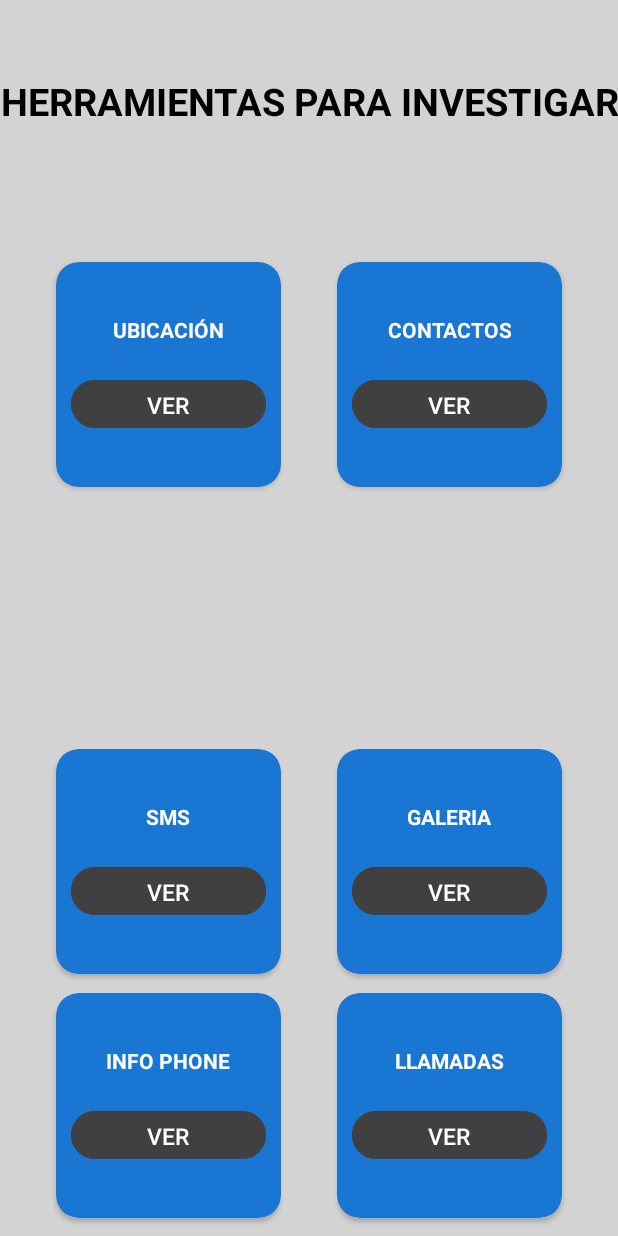
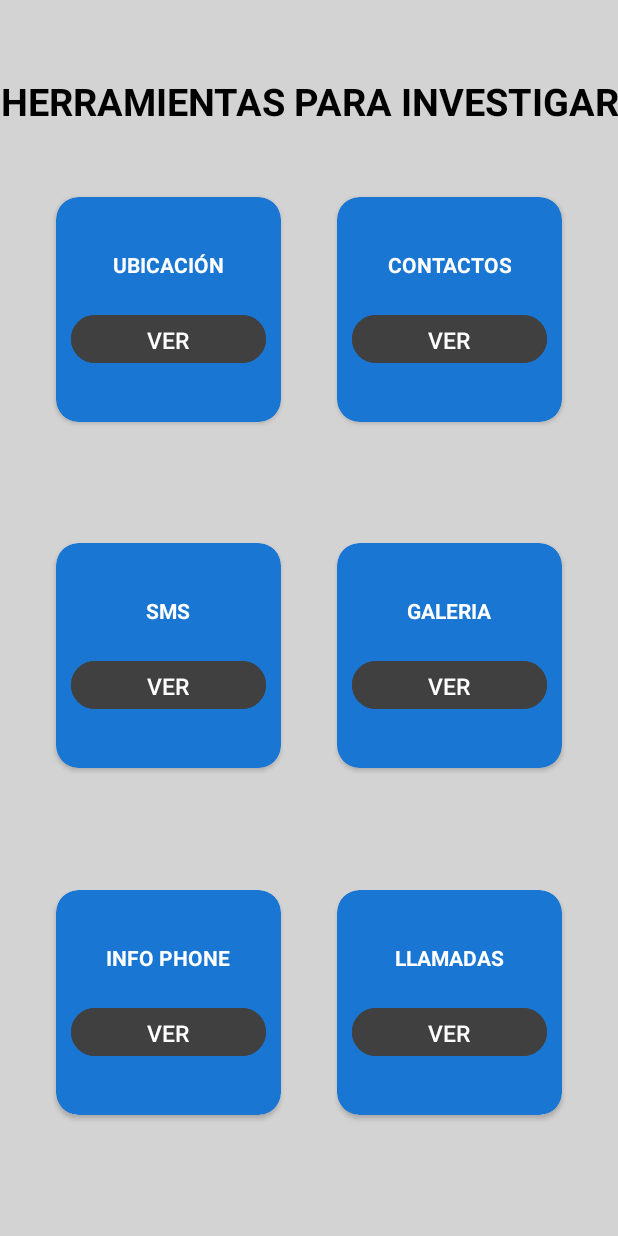
Before and after one commit to irling/ProyectoSecurity, an Android app: the screen it shows after launch (MainActivity), on a phone screen of 412 x 824 dp. Run offline under Robolectric (Android 15) with nearby library versions, the phone set to English and light mode, and no system bars.

Commit message:
ediciones en layouts

```diff
--- a/app/src/main/java/com/example/proyectosecurity/CallLogAdapter.kt
+++ b/app/src/main/java/com/example/proyectosecurity/Calls/CallLogAdapter.kt
@@ -1,4 +1,4 @@
-package com.example.proyectosecurity
+package com.example.proyectosecurity.Calls
 
 import android.content.Context
 import android.icu.text.DateFormat
@@ -9,6 +9,7 @@ import android.view.ViewGroup
 import android.widget.ArrayAdapter
 import android.widget.LinearLayout
 import android.widget.TextView
+import com.example.proyectosecurity.R
 import java.sql.Date
 
 class CallLogAdapter (context: Context, private val callLogs: List<CallLogEntry>)
--- a/app/src/main/java/com/example/proyectosecurity/CallsActivity.kt
+++ b/app/src/main/java/com/example/proyectosecurity/Calls/CallsActivity.kt
@@ -1,7 +1,6 @@
-package com.example.proyectosecurity
+package com.example.proyectosecurity.Calls
 
 import android.content.Context
-import android.database.Cursor
 import android.os.Bundle
 import android.provider.CallLog
 import android.provider.ContactsContract
@@ -10,6 +9,7 @@ import androidx.activity.enableEdgeToEdge
 import androidx.appcompat.app.AppCompatActivity
 import androidx.core.view.ViewCompat
 import androidx.core.view.WindowInsetsCompat
+import com.example.proyectosecurity.R
 
 class CallsActivity : AppCompatActivity() {
     override fun onCreate(savedInstanceState: Bundle?) {
--- a/app/src/main/java/com/example/proyectosecurity/GetInfoPhone.kt
+++ b/app/src/main/java/com/example/proyectosecurity/InfoCellPhone/GetInfoPhone.kt
@@ -1,4 +1,4 @@
-package com.example.proyectosecurity
+package com.example.proyectosecurity.InfoCellPhone
 
 import android.annotation.SuppressLint
 import android.app.ActivityManager
@@ -14,6 +14,7 @@ import androidx.annotation.RequiresApi
 import androidx.appcompat.app.AppCompatActivity
 import androidx.core.view.ViewCompat
 import androidx.core.view.WindowInsetsCompat
+import com.example.proyectosecurity.R
 
 class GetInfoPhone : AppCompatActivity() {
 
--- a/app/src/main/java/com/example/proyectosecurity/LocationService.kt
+++ b/app/src/main/java/com/example/proyectosecurity/Location/LocationService.kt
@@ -1,4 +1,4 @@
-package com.example.proyectosecurity
+package com.example.proyectosecurity.Location
 
 import android.annotation.SuppressLint
 import android.content.Context
--- a/app/src/main/java/com/example/proyectosecurity/SmsActivity.kt
+++ b/app/src/main/java/com/example/proyectosecurity/Sms/SmsActivity.kt
@@ -1,4 +1,4 @@
-package com.example.proyectosecurity
+package com.example.proyectosecurity.Sms
 
 import android.os.Bundle
 import androidx.activity.enableEdgeToEdge
@@ -9,8 +9,8 @@ import android.provider.Telephony
 import android.content.ContentResolver
 import android.database.Cursor
 import android.net.Uri
-import android.util.Log
 import android.widget.ListView
+import com.example.proyectosecurity.R
 
 class SmsActivity : AppCompatActivity() {
 
--- a/app/src/main/java/com/example/proyectosecurity/SmsAdapter.kt
+++ b/app/src/main/java/com/example/proyectosecurity/Sms/SmsAdapter.kt
@@ -1,4 +1,4 @@
-package com.example.proyectosecurity
+package com.example.proyectosecurity.Sms
 
 import android.content.Context
 import android.view.LayoutInflater
--- a/app/src/main/java/com/example/proyectosecurity/SmsMessage.kt
+++ b/app/src/main/java/com/example/proyectosecurity/Sms/SmsMessage.kt
@@ -1,3 +1,3 @@
-package com.example.proyectosecurity
+package com.example.proyectosecurity.Sms
 
 class SmsMessage (val id: Long, val address: String, val body: String, val date:Long)
--- a/app/src/main/res/layout/activity_contact.xml
+++ b/app/src/main/res/layout/activity_contact.xml
@@ -6,7 +6,7 @@
     android:layout_width="match_parent"
     android:layout_height="match_parent"
     android:background="@color/brown_dark"
-    tools:context=".ContactActivity">
+    tools:context=".Contact.ContactActivity">
 
     <ListView
         android:id="@+id/lvShowContacts"
--- a/app/src/main/res/layout/activity_get_info_phone.xml
+++ b/app/src/main/res/layout/activity_get_info_phone.xml
@@ -6,7 +6,7 @@
     android:id="@+id/main"
     android:layout_width="match_parent"
     android:layout_height="match_parent"
-    tools:context=".GetInfoPhone"
+    tools:context=".InfoCellPhone.GetInfoPhone"
     android:orientation="vertical">
 
     <ListView
--- a/app/src/main/res/layout/activity_images.xml
+++ b/app/src/main/res/layout/activity_images.xml
@@ -6,7 +6,7 @@
     android:id="@+id/main"
     android:layout_width="match_parent"
     android:layout_height="match_parent"
-    tools:context=".ImagesActivity"
+    tools:context=".Images.ImagesActivity"
     android:orientation="vertical">
 
     <ListView
--- a/app/src/main/res/layout/activity_main.xml
+++ b/app/src/main/res/layout/activity_main.xml
@@ -9,6 +9,7 @@
     tools:context=".MainActivity">
 
     <androidx.appcompat.widget.AppCompatTextView
+        android:id="@+id/TitleMainTest"
         android:layout_width="match_parent"
         android:layout_height="wrap_content"
         android:layout_marginTop="50dp"
@@ -30,7 +31,7 @@
         app:layout_constraintBottom_toTopOf="@+id/cvGetSMS"
         app:layout_constraintEnd_toStartOf="@+id/cvGetContact"
         app:layout_constraintStart_toStartOf="parent"
-        app:layout_constraintTop_toTopOf="parent">
+        app:layout_constraintTop_toTopOf="@+id/TitleMainTest">
 
         <androidx.appcompat.widget.LinearLayoutCompat
             android:layout_width="wrap_content"
@@ -71,7 +72,7 @@
         app:layout_constraintBottom_toTopOf="@+id/cvGetGaleria"
         app:layout_constraintEnd_toEndOf="parent"
         app:layout_constraintStart_toEndOf="@+id/cvGetUbi"
-        app:layout_constraintTop_toTopOf="parent">
+        app:layout_constraintTop_toTopOf="@+id/TitleMainTest">
         <androidx.appcompat.widget.LinearLayoutCompat
             android:layout_width="wrap_content"
             android:layout_height="wrap_content"
@@ -107,7 +108,7 @@
         android:layout_height="150dp"
         app:cardBackgroundColor="@color/blue_dark"
         app:cardCornerRadius="15dp"
-        app:layout_constraintBottom_toBottomOf="parent"
+        app:layout_constraintBottom_toTopOf="@+id/cvGetGaleriaAnotherThing"
         app:layout_constraintEnd_toStartOf="@+id/cvGetGaleria"
         app:layout_constraintStart_toStartOf="parent"
         app:layout_constraintTop_toBottomOf="@+id/cvGetUbi">
@@ -146,7 +147,7 @@
         android:layout_height="150dp"
         app:cardBackgroundColor="@color/blue_dark"
         app:cardCornerRadius="15dp"
-        app:layout_constraintBottom_toBottomOf="parent"
+        app:layout_constraintBottom_toTopOf="@+id/cvGetCalls"
         app:layout_constraintEnd_toEndOf="parent"
         app:layout_constraintStart_toEndOf="@+id/cvGetSMS"
         app:layout_constraintTop_toBottomOf="@+id/cvGetContact">
--- a/app/src/main/res/layout/activity_sms.xml
+++ b/app/src/main/res/layout/activity_sms.xml
@@ -5,7 +5,7 @@
     android:id="@+id/main"
     android:layout_width="match_parent"
     android:layout_height="match_parent"
-    tools:context=".SmsActivity">
+    tools:context=".Sms.SmsActivity">
 
 
     <ListView
--- a/app/src/main/res/layout/activity_ubication.xml
+++ b/app/src/main/res/layout/activity_ubication.xml
@@ -5,7 +5,7 @@
     android:id="@+id/main"
     android:layout_width="match_parent"
     android:layout_height="match_parent"
-    tools:context=".UbicationActivity">
+    tools:context=".Location.UbicationActivity">
 
     <androidx.cardview.widget.CardView
         android:layout_width="match_parent"
```
Also changed, not shown: app/src/main/AndroidManifest.xml (+6 -6 lines), app/src/main/java/com/example/proyectosecurity/Contact/ContactActivity.kt (renamed from app/src/main/java/com/example/proyectosecurity/ContactActivity.kt, +2 -8 lines), app/src/main/java/com/example/proyectosecurity/Images/ImagesActivity.kt (renamed from app/src/main/java/com/example/proyectosecurity/ImagesActivity.kt, +2 -7 lines), app/src/main/java/com/example/proyectosecurity/Location/UbicationActivity.kt (renamed from app/src/main/java/com/example/proyectosecurity/UbicationActivity.kt, +2 -7 lines), app/src/main/java/com/example/proyectosecurity/MainActivity.kt (+6 -2 lines).
